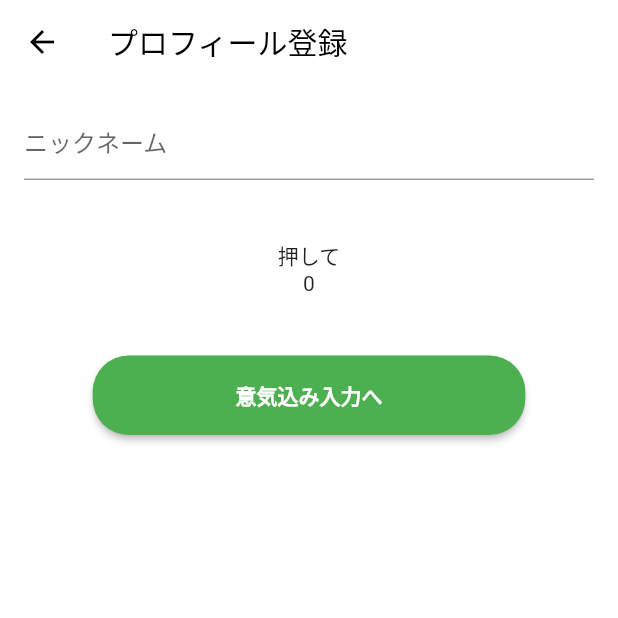
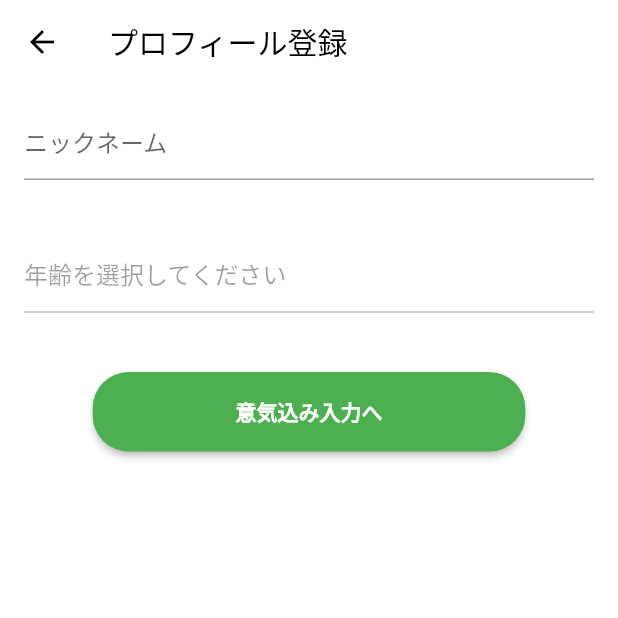
Before and after one commit to tttuuu1234/abstinence_app, a Flutter app: the ProfileRegisterPage screen opened directly, on a phone screen of 412 x 824 dp, the top half of it. Run offline on Flutter 3.47's test engine with Material 2 defaults, Android fonts, the phone set to English and light mode, and no system bars; our stand-ins replace flutter_riverpod, freezed_annotation, package_info_plus; missing offline and left inert: dart:ffi.

Commit message:
#15 年齢のカスタムTextFormFieldのデザイン修正

```diff
--- a/lib/presentation/components/age_select_form_field/widget.dart
+++ b/lib/presentation/components/age_select_form_field/widget.dart
@@ -1,11 +1,24 @@
 import 'package:abstinence_app/importer.dart';
+import 'package:abstinence_app/presentation/components/input_text_form_field/widget.dart';
 import 'package:abstinence_app/presentation/validator/validator.dart';
 
+/// 選択可能年齢一覧
+final selectableAgeListProvider = Provider<List<int>>((ref) {
+  final list = <int>[];
+  for (var i = 16; i <= 80; i++) {
+    list.add(i);
+  }
+
+  return list;
+});
+
+/// 年齢選択フィールド
+/// Validation可能
 class AgeSelectFormField extends FormField<int> {
   AgeSelectFormField({
     super.key,
-    int initialValue = 0,
-    required Future<int> Function() showBottomSheet,
+    required TextEditingController textEditingController,
+    required Future<int?> Function() showBottomSheet,
   }) : super(
           validator: (value) {
             String? errorMessage;
@@ -23,30 +36,31 @@ class AgeSelectFormField extends FormField<int> {
 
             return errorMessage;
           },
-          initialValue: initialValue,
           autovalidateMode: AutovalidateMode.onUserInteraction,
-          builder: (FormFieldState<int> state) {
-            return Column(
-              children: <Widget>[
-                GestureDetector(
+          builder: (state) {
+            return GestureDetector(
               onTap: () async {
                 final age = await showBottomSheet();
-                    print('Form内');
-                    print(age);
                 state.didChange(age);
               },
-                  child: Text('押して'),
+              child: Column(
+                crossAxisAlignment: CrossAxisAlignment.start,
+                children: [
+                  InputTextFormFiled(
+                    textEditingController: textEditingController,
+                    label: Text(
+                      state.value == null ? '年齢を選択してください' : '年齢',
                     ),
-                Text(
-                  state.value == null ? '何もない' : state.value!.toString(),
+                    enabled: false,
                   ),
-                state.hasError // Validatorの結果がエラー時の表示をここで対応
+                  state.hasError
                       ? Text(
                           state.errorText!,
-                        style: TextStyle(color: Colors.red),
+                          style: const TextStyle(color: AppColor.red),
                         )
-                    : Container(),
+                      : const SizedBox.shrink(),
                 ],
+              ),
             );
           },
         );
--- a/lib/presentation/components/input_text_form_field/widget.dart
+++ b/lib/presentation/components/input_text_form_field/widget.dart
@@ -3,12 +3,13 @@ import 'package:flutter/material.dart';
 import '../../styles/colors.dart';
 import '../../validator/validator.dart';
 
-/// 入力filed(バリデーション可能)
+/// 入力filed
+/// Validation可能
 class InputTextFormFiled extends StatelessWidget {
   const InputTextFormFiled({
     Key? key,
     this.textEditingController,
-    this.readOnly = false,
+    this.enabled = true,
     this.textInputAction = TextInputAction.next,
     this.textInputType,
     this.maxLength,
@@ -20,7 +21,7 @@ class InputTextFormFiled extends StatelessWidget {
   }) : super(key: key);
 
   final TextEditingController? textEditingController;
-  final bool readOnly;
+  final bool enabled;
   final TextInputAction textInputAction;
   final TextInputType? textInputType;
   final Widget? label;
@@ -35,7 +36,7 @@ class InputTextFormFiled extends StatelessWidget {
     return TextFormField(
       controller: textEditingController,
       textInputAction: textInputAction,
-      readOnly: readOnly,
+      enabled: enabled,
       maxLength: maxLength,
       keyboardType: textInputType,
       decoration: InputDecoration(
--- a/lib/presentation/pages/profile_register/page.dart
+++ b/lib/presentation/pages/profile_register/page.dart
@@ -4,6 +4,7 @@ import '../../../importer.dart';
 import '../../components/hint_text.dart';
 import '../../components/input_text_form_field/widget.dart';
 import '../../components/primary_button/widget.dart';
+import '../../validator/validator.dart';
 import '../enthusiasm_register/page.dart';
 
 /// プロフィール登録画面
@@ -17,26 +18,33 @@ class ProfileRegisterPage extends ConsumerStatefulWidget {
 
 class _ProfileRegisterPageState extends ConsumerState<ProfileRegisterPage> {
   final formKey = GlobalKey<FormState>();
-  int age = 0;
+  late TextEditingController nicknameController;
+  late TextEditingController ageController;
 
   @override
   void initState() {
+    nicknameController = TextEditingController(text: '');
+    ageController = TextEditingController(text: '');
     super.initState();
   }
 
   @override
   void dispose() {
+    nicknameController.dispose();
+    ageController.dispose();
     super.dispose();
   }
 
   void setAge(int value) {
     setState(() {
-      age = value;
+      ageController.value = TextEditingValue(text: value.toString());
     });
   }
 
   @override
   Widget build(BuildContext context) {
+    final selectableAgeList = ref.read(selectableAgeListProvider);
+
     return Scaffold(
       appBar: AppBar(
         title: const Text('プロフィール登録'),
@@ -47,27 +55,18 @@ class _ProfileRegisterPageState extends ConsumerState<ProfileRegisterPage> {
           child: Column(
             children: [
               InputTextFormFiled(
-                textEditingController: TextEditingController(),
+                textEditingController: nicknameController,
                 label: const Text('ニックネーム'),
                 hintText: HintText.nickname,
               ),
               AppVerticalMargin.xLarge,
-              // Builder(
-              //   builder: (context) {
-              //     return InputTextFormFiled(
-              //       textEditingController: TextEditingController(),
-              //       label: const Text('年齢'),
-              //       hintText: HintText.age,
-              //       onTap: () {
-              //         _showSelectAgeBottomSheet(context);
-              //       },
-              //     );
-              //   },
-              // ),
               AgeSelectFormField(
+                textEditingController: ageController,
                 showBottomSheet: () async {
-                  await _showSelectAgeBottomSheet(context);
-                  return age;
+                  await _showSelectAgeBottomSheet(context, selectableAgeList);
+                  return ageController.text.isEmpty
+                      ? null
+                      : int.parse(ageController.text);
                 },
               ),
               AppVerticalMargin.xLarge,
@@ -87,7 +86,10 @@ class _ProfileRegisterPageState extends ConsumerState<ProfileRegisterPage> {
     );
   }
 
-  Future<void> _showSelectAgeBottomSheet(BuildContext context) {
+  Future<void> _showSelectAgeBottomSheet(
+    BuildContext context,
+    List<int> selectableAgeList,
+  ) {
     return showModalBottomSheet(
       context: context,
       builder: (context) {
@@ -109,11 +111,12 @@ class _ProfileRegisterPageState extends ConsumerState<ProfileRegisterPage> {
               ),
               Expanded(
                 child: ListView.builder(
-                  itemCount: 20,
+                  itemCount: selectableAgeList.length,
                   itemBuilder: (context, index) {
+                    final age = selectableAgeList[index];
                     return InkWell(
                       onTap: () {
-                        setAge(index - 1);
+                        setAge(age);
                         Navigator.pop(context);
                       },
                       child: SizedBox(
@@ -121,7 +124,7 @@ class _ProfileRegisterPageState extends ConsumerState<ProfileRegisterPage> {
                         width: context.getWidth,
                         child: Center(
                           child: Text(
-                            index.toString(),
+                            age.toString(),
                           ),
                         ),
                       ),
--- a/lib/presentation/styles/colors.dart
+++ b/lib/presentation/styles/colors.dart
@@ -9,4 +9,6 @@ class AppColor {
 
   static const grey = Colors.grey;
   static Color grey200 = Colors.grey.shade200;
+
+  static const red = Colors.red;
 }
```
Lines whose indentation alone changed are shown as unchanged.
